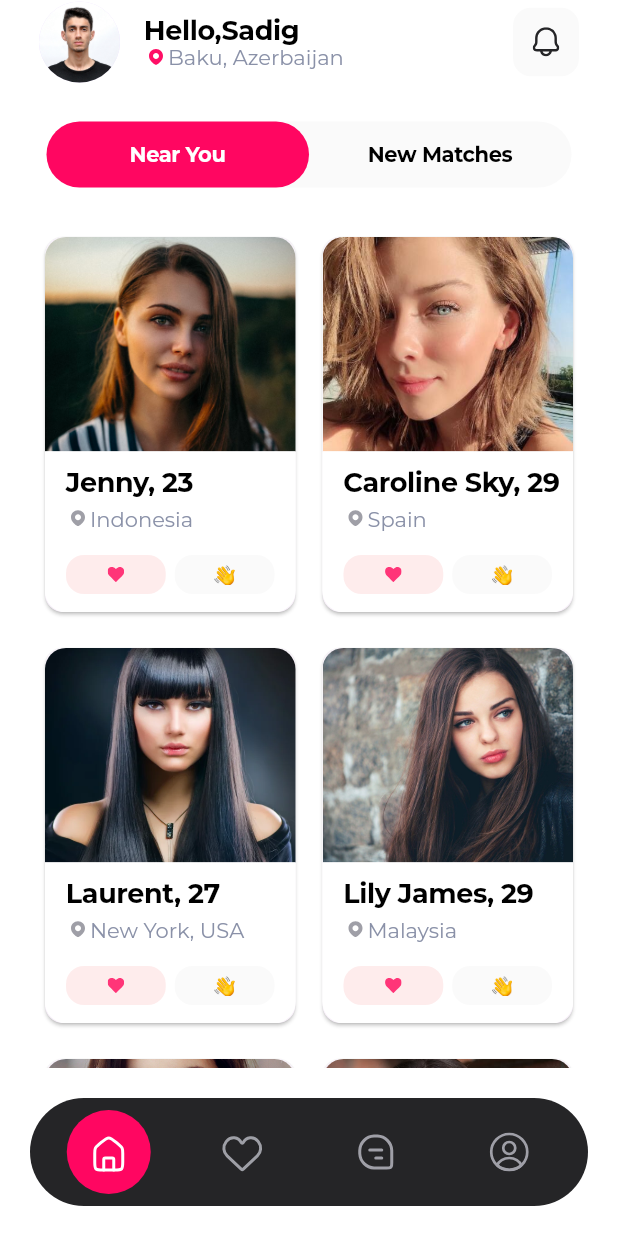
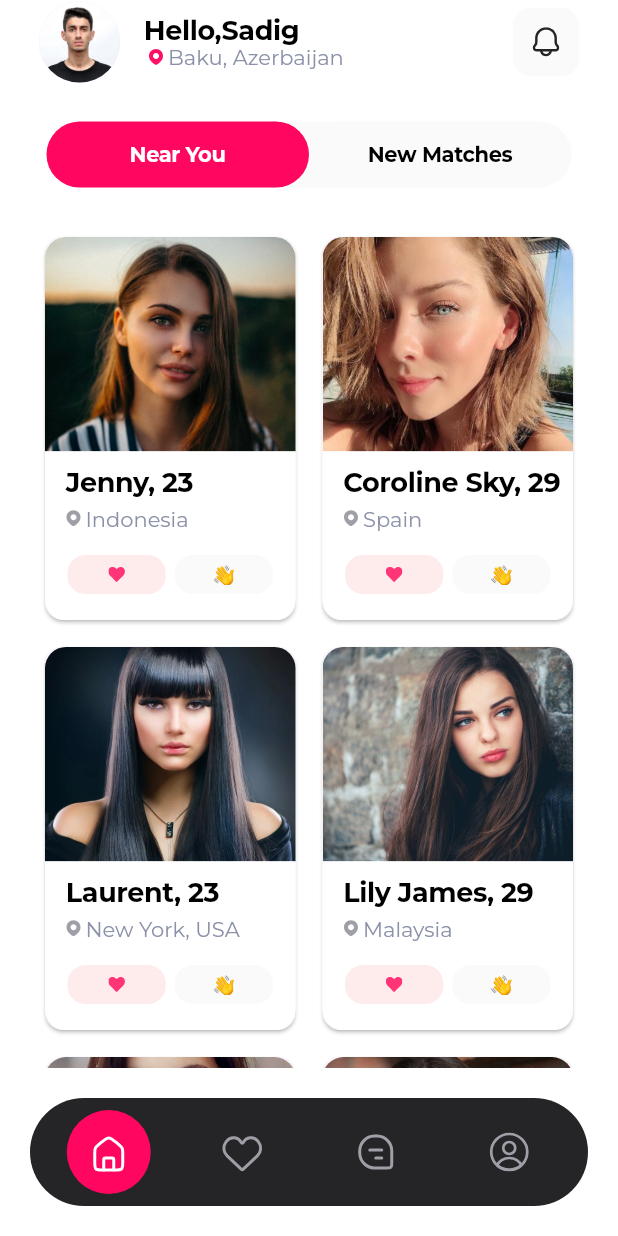
Before and after one commit to sadiqmeherremli/dating_app, a Flutter app: the screen it shows after launch, on a phone screen of 412 x 824 dp. Run offline on Flutter 3.47's test engine with Material 3 defaults, Android fonts, the phone set to English and light mode, and no system bars; our stand-ins replace flutter_svg, google_fonts.

Commit message:
home page update v0.2

```diff
--- a/lib/main.dart
+++ b/lib/main.dart
@@ -1,3 +1,5 @@
+import 'package:dating_app/screens/message_page.dart';
+import 'package:dating_app/screens/profile_page.dart';
 import 'package:flutter/material.dart';
 import 'package:dating_app/constants/typography_theme.dart';
 import 'package:dating_app/screens/home_page.dart';
@@ -8,9 +10,21 @@ void main() {
   runApp(const MyApp());
 }
 
-// MyApp widget'ında NavigationMenu'ya onItemTapped geri çağrısını tanımlama
-class MyApp extends StatelessWidget {
-  const MyApp({Key? key});
+class MyApp extends StatefulWidget {
+  const MyApp({Key? key}) : super(key: key);
+
+  @override
+  State<MyApp> createState() => _MyAppState();
+}
+
+class _MyAppState extends State<MyApp> {
+  int _pageIndex = 0;
+
+  void _onItemTapped(int index) {
+    setState(() {
+      _pageIndex = index;
+    });
+  }
 
   @override
   Widget build(BuildContext context) {
@@ -18,47 +32,29 @@ class MyApp extends StatelessWidget {
       debugShowCheckedModeBanner: false,
       title: 'Dating App',
       theme: TypographyTheme.appThemeData,
-      initialRoute: '/', // Ana sayfa için '/'
-      routes: {
-        '/': (context) => Scaffold(
-          body: HomePage(),
-          bottomNavigationBar: NavigationMenu(
-            pageIndex: 0,
-            onItemTapped: (index) {
-              if (index != 0) {
-                switch (index) {
-                  case 1:
-                    Navigator.pushNamed(context, '/favorite');
-                    break;
-                     case 2:
-                    Navigator.pushNamed(context, '/message');
-                    break;
-                     case 3:
-                    Navigator.pushNamed(context, '/profile');
-                    break;
-                     case 4:
-                   default:
-                    break;
-                }
-              }
-            },
-          ),
+      home: Scaffold(
+        body: _getPage(_pageIndex),
+        bottomNavigationBar: NavigationMenu(
+          pageIndex: _pageIndex,
+          onItemTapped: _onItemTapped,
         ),
-        '/favorite': (context) => Scaffold(
-          body: FavoritePage(), // Burada FavoritePage yerine diğer sayfaları ekleyebilirsiniz
-          bottomNavigationBar: NavigationMenu(
-            pageIndex: 1,
-            onItemTapped: (index) {
-              if (index == 0) {
-                Navigator.popUntil(context, ModalRoute.withName('/'));
-              } else if (index != 1) {
-                Navigator.pushNamed(context, '/');
-              }
-            },
-          ),
-        ),
-        // Diğer sayfaların yönlendirmelerini burada ekleyebilirsiniz
-      },
+      ),
     );
   }
+
+  Widget _getPage(int index) {
+    switch (index) {
+      case 0:
+        return const HomePage();
+      case 1:
+        return const FavoritePage();
+      case 2:
+        return const MessagePage();
+      case 4:
+        return const ProfilePage();
+
+      default:
+        return Container();
+    }
+  }
 }
--- a/lib/screens/favorite_page.dart
+++ b/lib/screens/favorite_page.dart
@@ -1,52 +1,33 @@
+import 'package:dating_app/widgets/profile_grid.dart';
 import 'package:flutter/material.dart';
 
-import '../widgets/profile_row.dart';
 
-class FavoritePage extends StatelessWidget {
+
+class FavoritePage extends StatefulWidget {
   const FavoritePage({super.key});
 
   @override
+  State<FavoritePage> createState() => _FavoritePageState();
+}
+
+class _FavoritePageState extends State<FavoritePage> {
+
+
+  @override
   Widget build(BuildContext context) {
-    final textTheme = Theme.of(context).textTheme;
 
-    const String imagePath1 = 'assets/image/jenny_23.png';
-    const String imagePath2 = 'assets/image/corolina.jpg';
 
     return Scaffold(
-      appBar: AppBar(
-        title: const Text(''),
-      ),
+      appBar: AppBar(title: Text("Favorites")),
       body: Padding(
-        padding: const EdgeInsets.all(8.0),
+        padding:
+            const EdgeInsets.only(right: 26, left: 26, top: 20, bottom: 20),
         child: Column(
           children: [
+
             const SizedBox(height: 24),
             Expanded(
-              child: ListView.builder(
-                itemCount: 1,
-                itemBuilder: (context, index) {
-                  return const Column(
-                    children: [
-                      ProfileRow(
-                        imagePath1: imagePath1,
-                        imagePath2: imagePath2,
-                        profileName1: 'Jenny, 23',
-                        profileName2: 'Caroline Sky, 29',
-                        countryCard1: 'Indonesia',
-                        countryCard2: 'Spain',
-                      ),
-                      ProfileRow(
-                        imagePath1: imagePath1,
-                        imagePath2: imagePath2,
-                        profileName1: 'Laurent, 27',
-                        profileName2: 'Lily James, 29',
-                        countryCard1: 'New York, USA',
-                        countryCard2: 'Malaysia',
-                      ),
-                    ],
-                  );
-                },
-              ),
+              child: ProfileGrid(),
             ),
           ],
         ),
--- a/lib/screens/home_page.dart
+++ b/lib/screens/home_page.dart
@@ -1,22 +1,24 @@
-import '../Constants/app_colors.dart';
+import '../constants/app_colors.dart';
 import '../widgets/custom_appbar.dart';
+import '../widgets/profile_grid.dart';
 import 'package:flutter/material.dart';
-import '../widgets/profile_row.dart';
 import '../widgets/tab_button.dart';
 
-class HomePage extends StatelessWidget {
-  const HomePage({Key? key});
+class HomePage extends StatefulWidget {
+  const HomePage({Key? key}) : super(key: key);
+
+  @override
+  // ignore: library_private_types_in_public_api
+  _HomePageState createState() => _HomePageState();
+}
+
+class _HomePageState extends State<HomePage> {
+  bool _isNearYouSelected = true;
+  bool _isNewMatchesSelected = false;
 
   @override
   Widget build(BuildContext context) {
     final textTheme = Theme.of(context).textTheme;
-
-    const String imagePath1 = 'assets/image/jenny_23.png';
-    const String imagePath2 = 'assets/image/corolina.jpg';
-    const String imagePath3 = 'assets/image/laurent.png';
-    const String imagePath4 = 'assets/image/lily.png';
-    const String imagePath5 = 'assets/image/adela.png';
-    const String imagePath6 = 'assets/image/agnes.png';
 
     return Scaffold(
       appBar: CustomAppBar(theme: textTheme),
@@ -26,61 +28,47 @@ class HomePage extends StatelessWidget {
         child: Column(
           children: [
             Container(
-              margin: EdgeInsets.all(5),
+              margin: const EdgeInsets.all(5),
               decoration: BoxDecoration(
-                  color: Color(0xFFFAFAFA),
+                  color: const Color(0xFFFAFAFA),
                   borderRadius: BorderRadius.circular(200)),
               child: Row(
                 children: [
                   TabButton(
+                    onPressed: () {
+                      setState(() {
+                        _isNearYouSelected = true;
+                        _isNewMatchesSelected = false;
+                      });
+                    },
+                    text: "Near You",
                     textTheme: textTheme,
-                    backgroungColor: AppColors.colorPrimary,
-                    text: "Near You",
+                    backgroundColor: _isNearYouSelected
+                        ? AppColors.colorPrimary
+                        : Colors.white,
+                    isSelected: _isNearYouSelected,
                   ),
                   TabButton(
-                    textTheme: textTheme,
-                    backgroungColor: Colors.transparent,
+                    onPressed: () {
+                      setState(() {
+                        _isNearYouSelected = false;
+                        _isNewMatchesSelected = true;
+                      });
+                    },
                     text: "New Matches",
                     isRight: true,
+                    textTheme: textTheme,
+                    backgroundColor: _isNewMatchesSelected
+                        ? AppColors.colorPrimary
+                        : Colors.white,
+                    isSelected: _isNewMatchesSelected,
                   ),
                 ],
               ),
             ),
             const SizedBox(height: 24),
             Expanded(
-              child: ListView.builder(
-                itemCount: 1,
-                itemBuilder: (context, index) {
-                  return const Column(
-                    children: [
-                      ProfileRow(
-                        imagePath1: imagePath1,
-                        imagePath2: imagePath2,
-                        profileName1: 'Jenny, 23',
-                        profileName2: 'Caroline Sky, 29',
-                        countryCard1: 'Indonesia',
-                        countryCard2: 'Spain',
-                      ),
-                      ProfileRow(
-                        imagePath1: imagePath3,
-                        imagePath2: imagePath4,
-                        profileName1: 'Laurent, 27',
-                        profileName2: 'Lily James, 29',
-                        countryCard1: 'New York, USA',
-                        countryCard2: 'Malaysia',
-                      ),
-                      ProfileRow(
-                        imagePath1: imagePath5,
-                        imagePath2: imagePath6,
-                        profileName1: 'Adela, 21',
-                        profileName2: 'Agnes, 24',
-                        countryCard1: 'Canada',
-                        countryCard2: 'Italy',
-                      ),
-                    ],
-                  );
-                },
-              ),
+              child: ProfileGrid(),
             ),
           ],
         ),
--- a/lib/widgets/navigation_menu.dart
+++ b/lib/widgets/navigation_menu.dart
@@ -13,6 +13,7 @@ class NavigationMenu extends StatefulWidget implements PreferredSizeWidget {
   }) : super(key: key);
 
   @override
+  // ignore: library_private_types_in_public_api
   _NavigationMenuState createState() => _NavigationMenuState();
 
   @override
@@ -41,24 +42,33 @@ class _NavigationMenuState extends State<NavigationMenu> {
             _buildIconButton(
               SvgPicture.asset(
                 "assets/icon/home_icon.svg",
+                // ignore: deprecated_member_use
+                color: widget.pageIndex == 0 ? Colors.white : null,
               ),
-                0),
+              0,
+            ),
             _buildIconButton(
               SvgPicture.asset(
                 "assets/icon/favorite_icon.svg",
+                // ignore: deprecated_member_use
+                color: widget.pageIndex == 1 ? Colors.white : null,
               ),
               1,
             ),
             _buildIconButton(
               SvgPicture.asset(
                 "assets/icon/message_icon.svg",
+                color: widget.pageIndex == 2 ? Colors.white : null,
               ),
-                2),
+              2,
+            ),
             _buildIconButton(
               SvgPicture.asset(
                 "assets/icon/user_icon.svg",
+                color: widget.pageIndex == 3 ? Colors.white : null,
               ),
-                3),
+              3,
+            ),
           ],
         ),
       ),
@@ -71,13 +81,13 @@ class _NavigationMenuState extends State<NavigationMenu> {
         widget.onItemTapped?.call(pageIndex);
       },
       child: Container(
+        padding: const EdgeInsets.all(12),
         decoration: BoxDecoration(
           shape: BoxShape.circle,
           color: widget.pageIndex == pageIndex
               ? AppColors.colorPrimary
               : Colors.transparent,
         ),
-        padding: const EdgeInsets.all(12),
         child: icon,
       ),
     );
--- a/lib/widgets/profile_card.dart
+++ b/lib/widgets/profile_card.dart
@@ -43,7 +43,10 @@ class ProfileCard extends StatelessWidget {
               ),
             ),
           ),
-          Container(
+          Expanded(
+            child: Container(
+
+
               decoration: const BoxDecoration(
                 boxShadow: [
                   BoxShadow(color: AppColors.bgColor),
@@ -55,16 +58,22 @@ class ProfileCard extends StatelessWidget {
                 ),
               ),
               child: Padding(
-              padding: const EdgeInsets.only(left: 14, top: 10),
+                padding: const EdgeInsets.only( top: 10,),
                 child: Column(
                   crossAxisAlignment: CrossAxisAlignment.start,
                   children: [
                     Padding(
-                    padding: const EdgeInsets.only(bottom: 6),
-                    child: Text(profileName, style: theme.displayLarge),
+                      padding: const EdgeInsets.only(bottom: 6, left: 14),
+                      child: Text(
+                        profileName,
+                        style: theme.displayLarge,
+                        maxLines: 1,
+                        overflow: TextOverflow
+                            .ellipsis,
+                      ),
                     ),
                     Padding(
-                    padding: const EdgeInsets.only(bottom: 16),
+                      padding: const EdgeInsets.only(bottom: 16,left: 11),
                       child: Row(
                         children: [
                           SvgPicture.asset("assets/icon/location_icon.svg",
@@ -76,16 +85,21 @@ class ProfileCard extends StatelessWidget {
                         ],
                       ),
                     ),
-                  Row(
+                    Padding(
+                      padding: const EdgeInsets.only(left: 15,right: 15,bottom: 0),
+                      child: Row(
+
                         mainAxisAlignment: MainAxisAlignment.spaceBetween,
+
                         children: [
                           Expanded(
+
                             child: Container(
                               decoration: BoxDecoration(
                                   color: const Color(0xFFFEECEC),
                                   borderRadius: BorderRadius.circular(12)),
                               child: Padding(
-                            padding: const EdgeInsets.only(bottom: 8, top: 8),
+                                padding: const EdgeInsets.only(bottom: 8, top: 8,),
                                 child: SvgPicture.asset(
                                   "assets/image/icon_like.svg",
                                   width: 10,
@@ -106,23 +120,21 @@ class ProfileCard extends StatelessWidget {
                                   padding: const EdgeInsets.only(
                                     top: 6,
                                     bottom: 6,
+
                                   ),
                                   child: Image.asset(
                                     "assets/image/icon_hi.png",
                                     width: 14,
                                     height: 14,
-                              )),
                                 ),
                               ),
-                      const SizedBox(
-                        width: 14,
-                      )
+                            ),
+                          ),
                         ],
                       ),
-                  const SizedBox(
-                    height: 12,
-                  )
+                    ),
                   ],
+                ),
               ),
             ),
           ),
--- /dev/null
+++ b/lib/widgets/profile_grid.dart
@@ -0,0 +1,73 @@
+import 'package:flutter/material.dart';
+import 'profile_card.dart';
+
+// ignore: use_key_in_widget_constructors
+class ProfileGrid extends StatelessWidget {
+  final List<Map<String, String>> profiles = [
+    {
+      'imagePath': 'assets/image/jenny_23.png',
+      'profileName': 'Jenny, 23',
+      'country': 'Indonesia',
+    },
+    {
+      'imagePath': 'assets/image/corolina.jpg',
+      'profileName': 'Coroline Sky, 29',
+      'country': 'Spain',
+    },
+    {
+      'imagePath': 'assets/image/laurent.png',
+      'profileName': 'Laurent, 23',
+      'country': 'New York, USA',
+    },
+    {
+      'imagePath': 'assets/image/lily.png',
+      'profileName': 'Lily James, 29',
+      'country': 'Malaysia',
+    },
+    {
+      'imagePath': 'assets/image/adela.png',
+      'profileName': 'Adela, 21',
+      'country': 'Canada',
+    },
+    {
+      'imagePath': 'assets/image/agnes.png',
+      'profileName': 'Agnes, 20',
+      'country': 'Italy',
+    },
+  ];
+
+@override
+Widget build(BuildContext context) {
+
+  final screenWidth = MediaQuery.of(context).size.width;
+
+
+  final columnWidth = screenWidth / 2;
+
+
+  final aspectRatio = columnWidth / 310;
+
+  return GridView.builder(
+    itemCount: profiles.length,
+    gridDelegate: SliverGridDelegateWithMaxCrossAxisExtent(
+      maxCrossAxisExtent: columnWidth,
+      crossAxisSpacing: 10,
+      mainAxisSpacing: 10,
+      childAspectRatio: aspectRatio,
+    ),
+    itemBuilder: (BuildContext context, int index) {
+      final profile = profiles[index];
+      final imagePath = profile['imagePath']!;
+      final profileName = profile['profileName']!;
+      final country = profile['country']!;
+      return ProfileCard(
+        key: ValueKey("$index"),
+        imagePath: imagePath,
+        theme: Theme.of(context).textTheme,
+        profileName: profileName,
+        country: country,
+      );
+    },
+  );
+}
+}
--- a/lib/widgets/profile_row.dart
+++ b/lib/widgets/profile_row.dart
@@ -35,7 +35,7 @@ class ProfileRow extends StatelessWidget {
               country: countryCard1,
             ),
           ),
-          SizedBox(width: 10),
+          const SizedBox(width: 10),
           Expanded(
             child: ProfileCard(
               imagePath: imagePath2,
--- a/lib/widgets/tab_button.dart
+++ b/lib/widgets/tab_button.dart
@@ -1,34 +1,55 @@
 import 'package:flutter/material.dart';
 import '../constants/app_colors.dart';
 
-class TabButton extends StatelessWidget {
+class TabButton extends StatefulWidget {
   const TabButton({
-    super.key,
+    Key? key,
     required this.textTheme,
-    required this.backgroungColor,
+    required this.backgroundColor,
     required this.text,
     this.isRight = false,
-  });
+    required this.onPressed,
+    required this.isSelected,
+  }) : super(key: key);
 
   final TextTheme textTheme;
-  final Color backgroungColor;
+  final Color backgroundColor;
   final String text;
   final bool isRight;
+  final VoidCallback onPressed;
+  final bool isSelected;
 
+  @override
+  // ignore: library_private_types_in_public_api
+  _TabButtonState createState() => _TabButtonState();
+}
+
+class _TabButtonState extends State<TabButton> {
   @override
   Widget build(BuildContext context) {
     return Expanded(
+      child: GestureDetector(
+        onTap: () {
+          widget.onPressed();
+        },
         child: Container(
           decoration: BoxDecoration(
-            color: backgroungColor, borderRadius: BorderRadius.circular(200)),
+            color:
+                widget.isSelected ? AppColors.colorPrimary : Color(0xFFFAFAFA),
+            borderRadius: BorderRadius.circular(200),
+          ),
           child: Padding(
             padding: const EdgeInsets.symmetric(vertical: 14),
             child: Center(
               child: Text(
-              text,
-              style: textTheme.displayLarge?.copyWith(
-                  color: isRight ? AppColors.colorBlack : AppColors.colorWhite,
-                  fontSize: 14),
+                widget.text,
+                style: widget.textTheme.displayLarge?.copyWith(
+                  color: widget.isSelected
+                      ? AppColors.colorWhite
+                      : AppColors.colorBlack,
+                  fontSize: 14,
+                ),
+              ),
             ),
           ),
         ),
```
Lines whose indentation alone changed are shown as unchanged.
